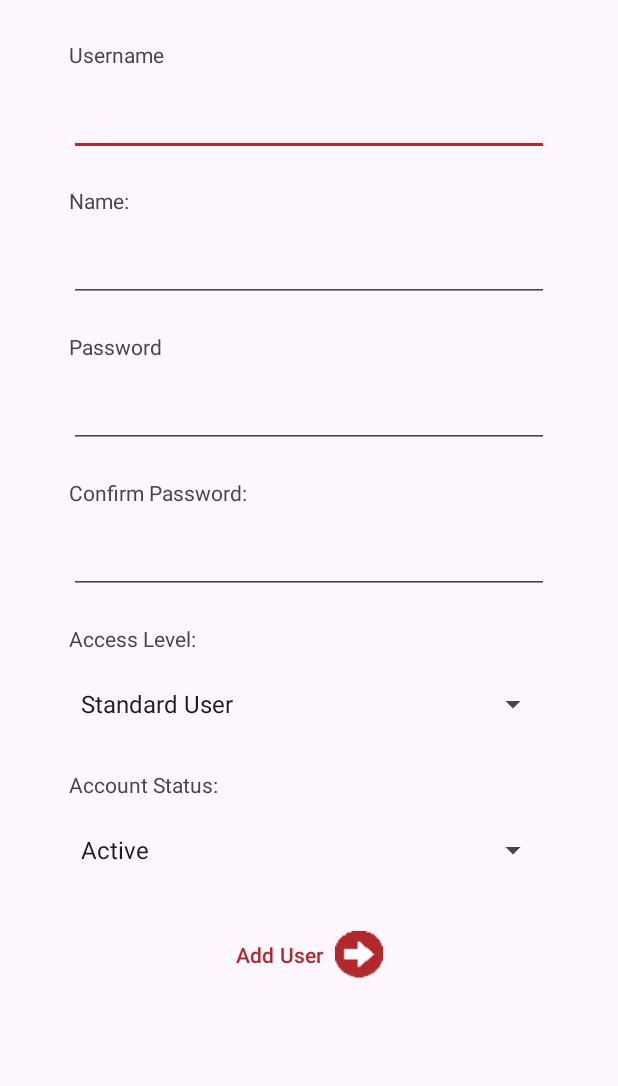
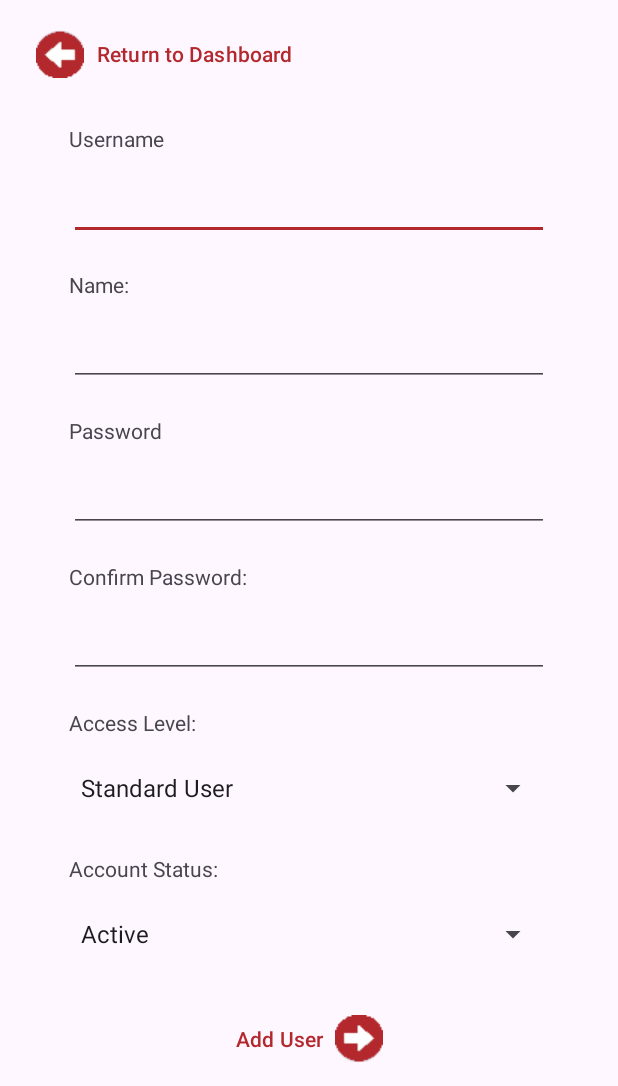
Before and after one commit to TechyScientist/SenVote-Android, an Android app: the AddUserActivity screen opened directly, with no data from a screen before it, on a phone screen of 412 x 824 dp, the part 150-1236 px from its top. Run offline under Robolectric (Android 15) with nearby library versions, the light colour scheme and no system bars.

Commit message:
Add back button

```diff
--- a/app/src/main/res/layout/activity_add_user.xml
+++ b/app/src/main/res/layout/activity_add_user.xml
@@ -9,6 +9,19 @@
 
     <include layout="@layout/layout_appbar" android:id="@+id/appBar"/>
 
+    <Button
+        android:layout_width="wrap_content"
+        android:layout_height="wrap_content"
+        android:id="@+id/btDashboard"
+        android:text="@string/to_dashboard"
+        android:layout_marginTop="10dp"
+        android:layout_marginBottom="10dp"
+        android:background="@android:color/transparent"
+        android:textColor="@color/primary_dark"
+        android:drawableLeft="@drawable/ic_arrow_left"
+        app:layout_constraintTop_toBottomOf="@id/appBar"
+        app:layout_constraintStart_toStartOf="parent"/>
+
     <TextView
         android:layout_width="match_parent"
         android:layout_height="wrap_content"
@@ -18,7 +31,7 @@
         android:padding="13dp"
         android:layout_margin="10dp"
         android:textAlignment="center"
-        app:layout_constraintTop_toBottomOf="@id/appBar"/>
+        app:layout_constraintTop_toBottomOf="@id/btDashboard"/>
 
     <ScrollView
         android:layout_width="wrap_content"
@@ -131,7 +144,7 @@
             <Button
                 android:layout_width="wrap_content"
                 android:layout_height="wrap_content"
-                android:id="@+id/btSignIn"
+                android:id="@+id/btAddUser"
                 android:layout_gravity="center_horizontal"
                 android:text="@string/add_user2"
                 android:background="@android:color/transparent"
--- a/app/src/main/res/values/strings.xml
+++ b/app/src/main/res/values/strings.xml
@@ -21,6 +21,7 @@
     <string name="edit_division">Edit an Existing Division</string>
     <string name="delete_division">Delete an Existing Division</string>
 
+    <string name="to_dashboard">Return to Dashboard</string>
     <string name="name">Name:</string>
     <string name="confirm">Confirm Password:</string>
     <string name="access">Access Level:</string>
```
